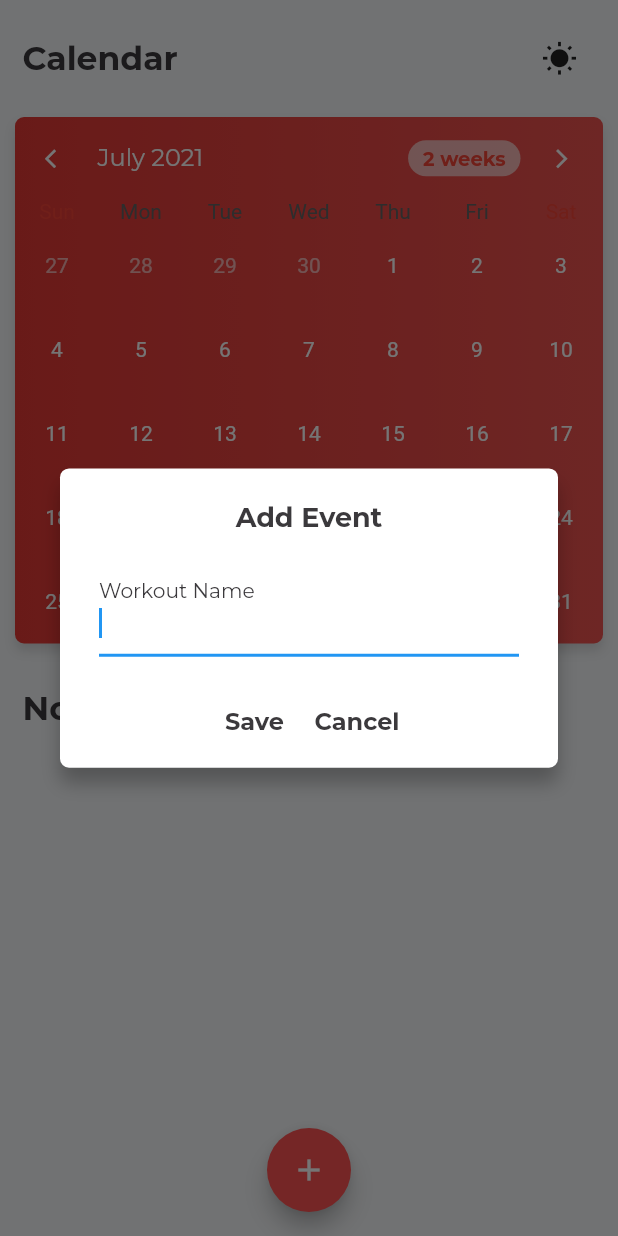
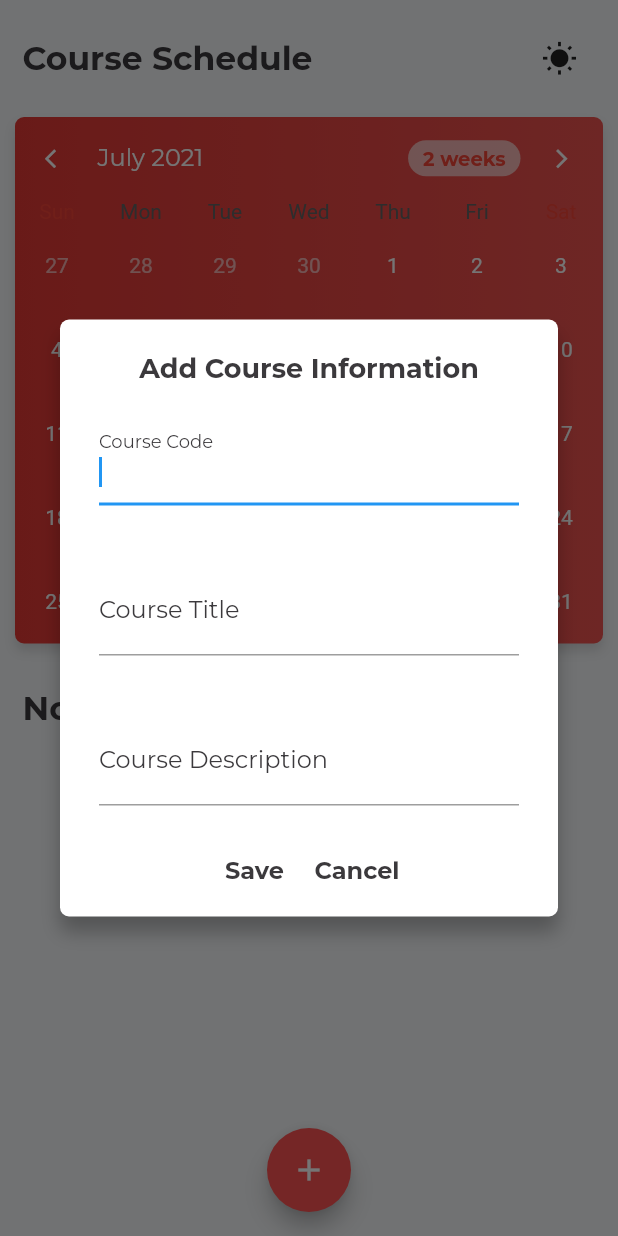
Before and after one commit to AhianyoElisha/calendarApp, a Flutter app: the screen it shows after launch, after a tap on the "add" icon, on a phone screen of 412 x 824 dp. Run offline on Flutter 3.47's test engine with Material 2 defaults, Android fonts, the light colour scheme and no system bars; drawn by our look-alikes of table_calendar; our stand-ins replace font_awesome_flutter, google_fonts, shared_preferences, sqflite, syncfusion_flutter_calendar; missing offline and left inert: keyboard_visibility, syncfusion_flutter_core; accounts and stored records are empty.

Commit message:
storing and retrieving multiple data

```diff
--- a/calendar_store/lib/calendar.dart
+++ b/calendar_store/lib/calendar.dart
@@ -49,12 +49,14 @@ class _CalendarState extends State<Calendar> {
           )),
           child:
               Row(mainAxisAlignment: MainAxisAlignment.spaceBetween, children: [
-            Text(d, style: Theme.of(context).primaryTextTheme.bodyText1),
-            IconButton(
-                icon: FaIcon(
-                  FontAwesomeIcons.trashAlt,
-                  color: Colors.redAccent,
-                  size: 15,
+                Expanded(flex: 1, child: Text(d.code, style: Theme.of(context).primaryTextTheme.bodyText1)),
+                Expanded(flex: 1, child: Text(d.name, style: Theme.of(context).primaryTextTheme.bodyText1)),
+                Expanded(flex: 1, child: Text(d.description, style: Theme.of(context).primaryTextTheme.bodyText1)),
+                IconButton(
+                    icon: FaIcon(
+                      FontAwesomeIcons.trashAlt,
+                      color: Colors.redAccent,
+                      size: 15,
                 ),
                 onPressed: () => _deleteEvent(d))
           ])),
@@ -69,20 +71,50 @@ class _CalendarState extends State<Calendar> {
   }
 
   void _create(BuildContext context) {
-    String _name = "";
-    var content = TextField(
+    String _code = "";
+    var content1 = TextField(
       style: GoogleFonts.montserrat(
           color: Color.fromRGBO(105, 105, 108, 1), fontSize: 16),
       autofocus: true,
       decoration: InputDecoration(
         labelStyle: GoogleFonts.montserrat(
             color: Color.fromRGBO(59, 57, 60, 1),
-            fontSize: 18,
+            fontSize: 16,
             fontWeight: FontWeight.normal),
-        labelText: 'Workout Name',
+        labelText: 'Course Code',
+      ),
+      onChanged: (value) {
+        _code = value;
+      },
+    );
+    String _name = "";
+    var content2 = TextField(
+      style: GoogleFonts.montserrat(
+          color: Color.fromRGBO(105, 105, 108, 1), fontSize: 16),
+      decoration: InputDecoration(
+        labelStyle: GoogleFonts.montserrat(
+            color: Color.fromRGBO(59, 57, 60, 1),
+            fontSize: 16,
+            fontWeight: FontWeight.normal),
+        labelText: 'Course Title',
       ),
       onChanged: (value) {
         _name = value;
+      },
+    );
+    String _description = "";
+    var content3 = TextField(
+      style: GoogleFonts.montserrat(
+          color: Color.fromRGBO(105, 105, 108, 1), fontSize: 16),
+      decoration: InputDecoration(
+        labelStyle: GoogleFonts.montserrat(
+            color: Color.fromRGBO(59, 57, 60, 1),
+            fontSize: 16,
+            fontWeight: FontWeight.normal),
+        labelText: 'Course Description',
+      ),
+      onChanged: (value) {
+        _description = value;
       },
     );
     var btn = TextButton(
@@ -91,7 +123,7 @@ class _CalendarState extends State<Calendar> {
               color: Color.fromRGBO(59, 57, 60, 1),
               fontSize: 16,
               fontWeight: FontWeight.bold)),
-      onPressed: () => _addEvent(_name),
+      onPressed: () => _addEvent(_code,_name,_description),
     );
     var cancelButton = TextButton(
         child: Text('Cancel',
@@ -128,12 +160,14 @@ class _CalendarState extends State<Calendar> {
                 mainAxisSize: MainAxisSize.min, // To make the card compact
                 children: <Widget>[
                   SizedBox(height: 16.0),
-                  Text("Add Event",
+                  Text("Add Course Information",
                       style: GoogleFonts.montserrat(
                           color: Color.fromRGBO(59, 57, 60, 1),
                           fontSize: 18,
                           fontWeight: FontWeight.bold)),
-                  Container(padding: EdgeInsets.all(20), child: content),
+                  Container(padding: EdgeInsets.all(20), child: content1),
+                  Container(padding: EdgeInsets.all(20), child: content2),
+                  Container(padding: EdgeInsets.all(20), child: content3),
                   Row(
                       mainAxisSize: MainAxisSize.min,
                       children: <Widget>[btn, cancelButton]),
@@ -154,19 +188,25 @@ class _CalendarState extends State<Calendar> {
       DateTime formattedDate = DateTime.parse(DateFormat('yyyy-MM-dd')
           .format(DateTime.parse(element.date.toString())));
       if (_events.containsKey(formattedDate)) {
+        _events[formattedDate]!.add(element.code.toString());
         _events[formattedDate]!.add(element.name.toString());
+        _events[formattedDate]!.add(element.description.toString());
       } else {
-        _events[formattedDate] = [element.name.toString()];
+        _events[formattedDate] = [
+          element.code.toString(),
+          element.name.toString(),
+          element.description.toString()
+        ];
       }
     });
     setState(() {});
   }
 
-  void _addEvent(String event) async {
+  void _addEvent(String code, name, description) async {
     CalendarItem item =
-        CalendarItem(date: _selectedDay.toString(), name: event);
+        CalendarItem(date: _selectedDay.toString(),code: code, name: name, description: description);
     await DB.insert(CalendarItem.table, item);
-    _selectedEvents.add(event);
+    _selectedEvents.add({code , name, description});
     _fetchEvents();
 
     Navigator.pop(context);
@@ -174,7 +214,7 @@ class _CalendarState extends State<Calendar> {
 
   // Delete doesnt refresh yet, thats it, then done!
   void _deleteEvent(String s) {
-    List<CalendarItem> d = _data.where((element) => element.name == s).toList();
+    List<CalendarItem> d = _data.where((element) => element.code == s).toList();
     if (d.length == 1) {
       DB.delete(CalendarItem.table, d[0]);
       _selectedEvents.removeWhere((e) => e == s);
@@ -237,14 +277,14 @@ class _CalendarState extends State<Calendar> {
     if (_selectedEvents.length == 0) {
       return Container(
         padding: EdgeInsets.fromLTRB(15, 20, 15, 15),
-        child: Text("No events",
+        child: Text("No Course Information",
             style: Theme.of(context).primaryTextTheme.headline1),
       );
     }
     return Container(
       padding: EdgeInsets.fromLTRB(15, 20, 15, 15),
       child:
-          Text("Events", style: Theme.of(context).primaryTextTheme.headline1),
+          Text("Course Information", style: Theme.of(context).primaryTextTheme.headline1),
     );
   }
 
@@ -260,7 +300,7 @@ class _CalendarState extends State<Calendar> {
             child: Row(
               mainAxisAlignment: MainAxisAlignment.spaceBetween,
               children: [
-                Text("Calendar",
+                Text("Course Schedule",
                     style: Theme.of(context).primaryTextTheme.headline1),
                 Consumer<ThemeNotifier>(
                     builder: (context, notifier, child) => IconButton(
--- a/calendar_store/lib/calendar_model.dart
+++ b/calendar_store/lib/calendar_model.dart
@@ -2,14 +2,18 @@ class CalendarItem {
   static String table = "events";
 
   int? id;
+  String? code;
   String? name;
+  String? description;
   String? date;
 
-  CalendarItem({this.id, this.name, this.date});
+  CalendarItem({this.id,this.code, this.name, this.description, this.date});
 
   Map<String, dynamic> toMap() {
     Map<String, dynamic> map = {
+      'code': code,
       'name': name,
+      'description': description,
       'date': date
     };
 
@@ -22,7 +26,9 @@ class CalendarItem {
     static CalendarItem fromMap(Map<String, dynamic> map) {
     return CalendarItem(
         id: map['id'],
+        code: map['code'],
         name: map['name'],
+        description: map['description'],
         date: map['date']);
   }
 }
--- a/calendar_store/lib/db.dart
+++ b/calendar_store/lib/db.dart
@@ -24,7 +24,14 @@ abstract class DB {
 
   static FutureOr<void> onCreate(Database db, int version) async {
     await db.execute(
-      'CREATE TABLE events (id INTEGER PRIMARY KEY NOT NULL, name STRING, date STRING, setCounter INTEGER)');
+      'CREATE TABLE events ('
+          'id INTEGER PRIMARY KEY NOT NULL,'
+          ' code STRING, '
+          ' name STRING, '
+          ' description STRING, '
+          'date STRING, '
+          'setCounter INTEGER'
+          ')');
   }
 
   static Future<List<Map<String, dynamic>>> query(String table) async =>
--- a/calendar_store/lib/theme.dart
+++ b/calendar_store/lib/theme.dart
@@ -11,6 +11,11 @@ ThemeData light = ThemeData(
         color: Color.fromRGBO(59, 57, 60, 1),
         fontSize: 22,
         fontWeight: FontWeight.bold),
+
+    headline2: GoogleFonts.montserrat(
+        color: Color.fromRGBO(59, 57, 60, 1),
+        fontSize: 19,
+        fontWeight: FontWeight.w500),
 
     // List Font
     bodyText1: GoogleFonts.montserrat(
```
